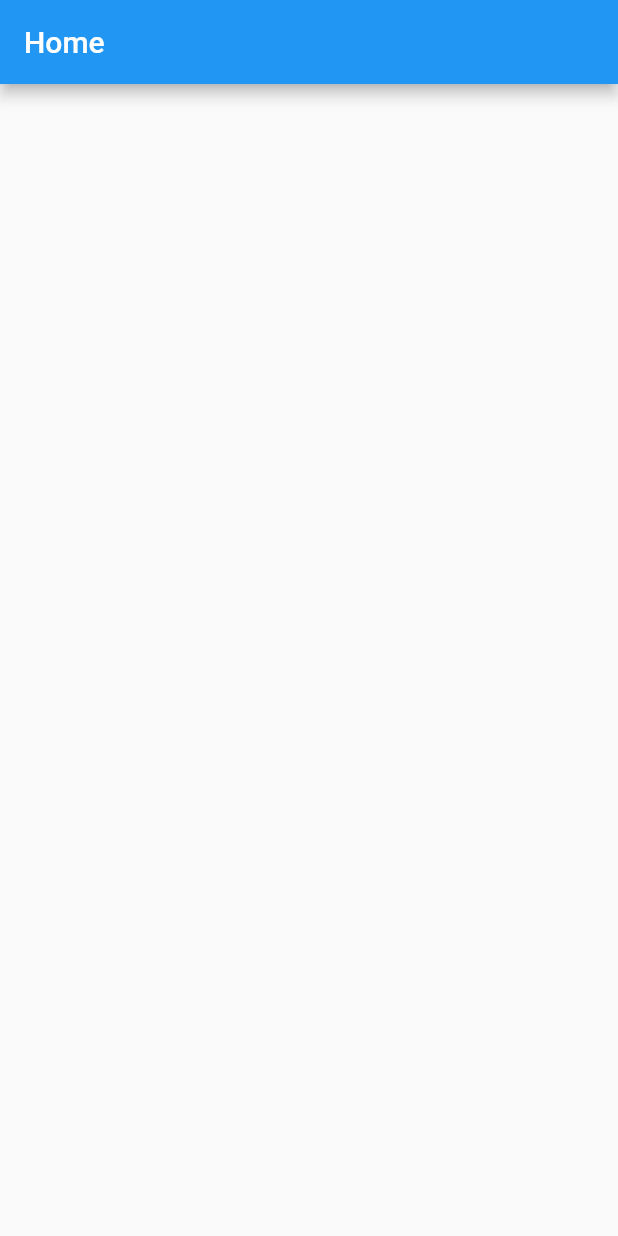
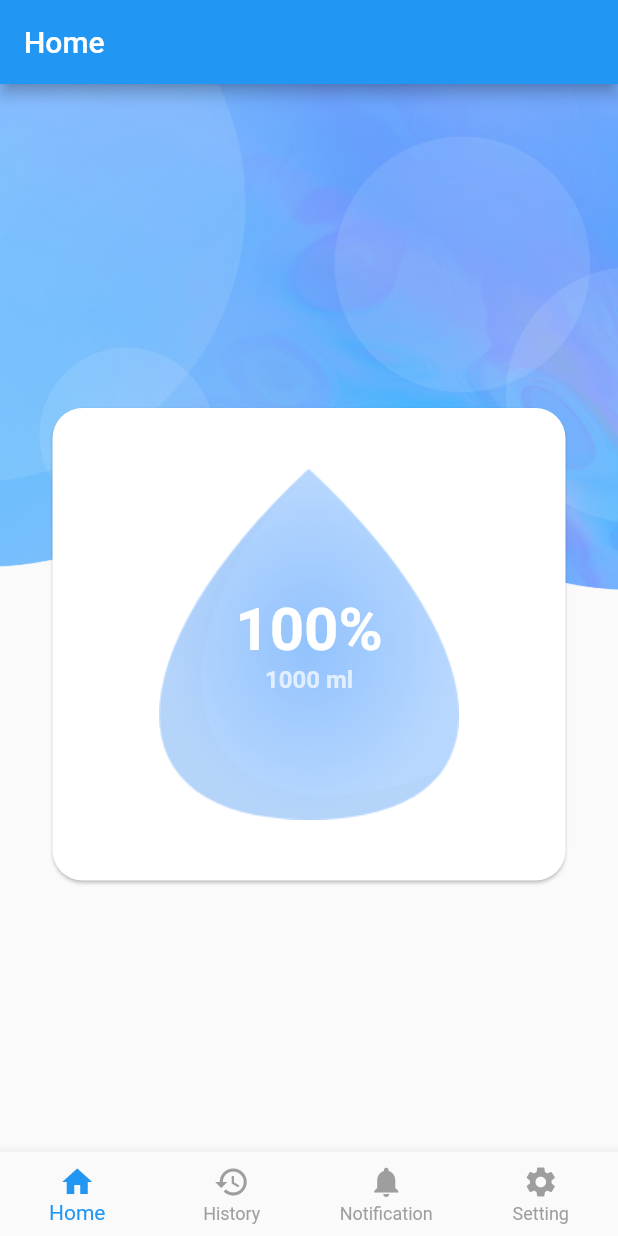
Before and after one commit to MohammadOqool/watermanic_app, a Flutter app: the screen it shows after launch, on a phone screen of 412 x 824 dp. Run offline on Flutter 3.47's test engine with Material 2 defaults, Android fonts, the phone set to English and light mode, and no system bars.

Commit message:
finished splash screen Added Bottom navigation bar in main page designing homePage

```diff
--- a/lib/main.dart
+++ b/lib/main.dart
@@ -1,5 +1,5 @@
 import 'package:flutter/material.dart';
-import 'package:watermanicapp/screens/HomeScreen.dart';
+import 'package:watermanicapp/pages/SplashPage.dart';
 
 void main() => runApp(MyApp());
 
@@ -13,7 +13,7 @@ class MyApp extends StatelessWidget {
       theme: ThemeData(
         primarySwatch: Colors.blue,
       ),
-      home: HomeScreen(),
+      home: SplashPage(),
     );
   }
 }
--- /dev/null
+++ b/lib/pages/HistoryPage.dart
@@ -0,0 +1,12 @@
+import 'package:flutter/material.dart';
+
+class HistoryPage extends StatelessWidget {
+  @override
+  Widget build(BuildContext context) {
+    return Scaffold(
+      body: Container(
+        color: Colors.blue,
+      ),
+    );
+  }
+}
--- /dev/null
+++ b/lib/pages/HomePage.dart
@@ -0,0 +1,62 @@
+import 'package:flutter/material.dart';
+import 'package:watermanicapp/utils/ImagesDrawable.dart';
+
+class HomePage extends StatelessWidget {
+  @override
+  Widget build(BuildContext context) {
+    return Scaffold(
+      body: Stack(
+        children: <Widget>[
+          Container(
+            child: Image.asset(ImagesDrawable.homeImage),
+          ),
+          Align(
+            child: SizedBox(
+              width: double.infinity,
+              height: 350,
+              child: Card(
+                shape: RoundedRectangleBorder(
+                    borderRadius: BorderRadius.circular(20.0)),
+                margin: EdgeInsets.only(top: 35, left: 35, right: 35),
+                child: Stack(
+                  children: <Widget>[
+                    Container(
+                      alignment: Alignment.center,
+                      padding: EdgeInsets.all(25.0),
+                      child: Image.asset(ImagesDrawable.dropBlue),
+                    ),
+                    Column(
+                      mainAxisAlignment: MainAxisAlignment.center,
+                      children: <Widget>[
+                        Container(
+                          alignment: Alignment.center,
+                          child: Text(
+                            "100%",
+                            style: TextStyle(
+                                fontSize: 40,
+                                color: Colors.white,
+                                fontWeight: FontWeight.bold),
+                          ),
+                        ),
+                        Container(
+                          alignment: Alignment.center,
+                          child: Text(
+                            "1000 ml",
+                            style: TextStyle(
+                                fontSize: 16,
+                                color: Colors.white.withOpacity(0.7),
+                                fontWeight: FontWeight.bold),
+                          ),
+                        ),
+                      ],
+                    )
+                  ],
+                ),
+              ),
+            ),
+          ),
+        ],
+      ),
+    );
+  }
+}
--- /dev/null
+++ b/lib/pages/MainPage.dart
@@ -0,0 +1,80 @@
+import 'package:flutter/material.dart';
+import 'package:watermanicapp/pages/HistoryPage.dart';
+import 'package:watermanicapp/pages/NotificationPage.dart';
+import 'package:watermanicapp/widgets/AppBarWidget.dart';
+
+import 'HomePage.dart';
+import 'SettingPage.dart';
+
+class MainPage extends StatefulWidget {
+  @override
+  State<StatefulWidget> createState() {
+    return _MainPageState();
+  }
+}
+
+class _MainPageState extends State<MainPage> {
+  int _currentIndex = 0;
+  String _title = "Home";
+
+  @override
+  Widget build(BuildContext context) {
+    return Scaffold(
+      appBar: AppBarWidget(_title),
+      bottomNavigationBar: BottomNavigationBar(
+        type: BottomNavigationBarType.fixed,
+        onTap: onTabTapped,
+        currentIndex: _currentIndex,
+        selectedItemColor: Colors.blue,
+        unselectedItemColor: Colors.grey,
+        showUnselectedLabels: true,
+        items: [
+          BottomNavigationBarItem(
+            title: Text("Home"),
+            icon: Icon(Icons.home),
+          ),
+          BottomNavigationBarItem(
+            title: Text("History"),
+            icon: Icon(Icons.history),
+          ),
+          BottomNavigationBarItem(
+            title: Text("Notification"),
+            icon: Icon(Icons.notifications),
+          ),
+          BottomNavigationBarItem(
+            title: Text("Setting"),
+            icon: Icon(Icons.settings),
+          ),
+        ],
+      ),
+      body: handlePages(),
+    );
+  }
+
+  void onTabTapped(int index) {
+    setState(() {
+      _currentIndex = index;
+      if (_currentIndex == 0) {
+        _title = "Home";
+      } else if (_currentIndex == 1) {
+        _title = "History";
+      } else if (_currentIndex == 2) {
+        _title = "Notification";
+      } else if (_currentIndex == 3) {
+        _title = "Setting";
+      }
+    });
+  }
+
+  handlePages() {
+    if (_currentIndex == 0) {
+      return HomePage();
+    } else if (_currentIndex == 1) {
+      return HistoryPage();
+    } else if (_currentIndex == 2) {
+      return NotificationPage();
+    } else if (_currentIndex == 3) {
+      return SettingPage();
+    }
+  }
+}
--- /dev/null
+++ b/lib/pages/NotificationPage.dart
@@ -0,0 +1,12 @@
+import 'package:flutter/material.dart';
+
+class NotificationPage extends StatelessWidget {
+  @override
+  Widget build(BuildContext context) {
+    return Scaffold(
+      body: Container(
+        color:Colors.black,
+      ),
+    );
+  }
+}
--- /dev/null
+++ b/lib/pages/SettingPage.dart
@@ -0,0 +1,12 @@
+import 'package:flutter/material.dart';
+
+class SettingPage extends StatelessWidget {
+  @override
+  Widget build(BuildContext context) {
+    return Scaffold(
+      body: Container(
+        color: Colors.red,
+      ),
+    );
+  }
+}
--- /dev/null
+++ b/lib/pages/SplashPage.dart
@@ -0,0 +1,32 @@
+import 'dart:async';
+
+import 'package:flutter/material.dart';
+import 'package:flutter/services.dart';
+import 'package:watermanicapp/pages/MainPage.dart';
+import 'package:watermanicapp/utils/ImagesDrawable.dart';
+
+class SplashPage extends StatelessWidget {
+  @override
+  Widget build(BuildContext context) {
+    SystemChrome.setSystemUIOverlayStyle(SystemUiOverlayStyle(
+      statusBarColor: Colors.transparent,
+    ));
+
+    Future.delayed(Duration(seconds: 3), () => Navigator.of(context).pushReplacement(MaterialPageRoute(
+        builder: (BuildContext context) => MainPage())));
+/*
+    Timer(
+        Duration(seconds: 3),
+        () => Navigator.of(context).pushReplacement(MaterialPageRoute(
+            builder: (BuildContext context) => MainScreen())));
+*/
+
+    return Scaffold(
+      body: Container(
+        child: Image.asset(
+          ImagesDrawable.splashImage,
+        ),
+      ),
+    );
+  }
+}
--- a/lib/screens/HomeScreen.dart
+++ /dev/null
@@ -1,12 +0,0 @@
-import 'package:flutter/material.dart';
-import 'package:watermanicapp/widgets/AppBarWidget.dart';
-
-
-class HomeScreen extends StatelessWidget{
-  @override
-  Widget build(BuildContext context) {
-    return Scaffold(
-      appBar: AppBarWidget("Home"),
-    );
-  }
-}
--- /dev/null
+++ b/lib/utils/ImagesDrawable.dart
@@ -0,0 +1,9 @@
+
+
+class ImagesDrawable {
+
+  static String splashImage = "assets/images/spalsh_image.png";
+  static String homeImage = "assets/images/top_background.png";
+  static String dropBlue = "assets/images/drop-blue.png";
+
+}
--- a/pubspec.yaml
+++ b/pubspec.yaml
@@ -39,7 +39,9 @@ flutter:
   # included with your application, so that you can use the icons in
   # the material Icons class.
   uses-material-design: true
-
+  assets:
+  - assets/images/
+  - assets/buttons/
   # To add assets to your application, add an assets section, like this:
   # assets:
   #  - images/a_dot_burr.jpeg
```
Also changed, not shown: assets/buttons/2.0x/add_drink.png (added), assets/buttons/2.0x/close_menu.png (added), assets/buttons/3.0x/add_drink.png (added), assets/buttons/3.0x/close_menu.png (added), assets/buttons/add_drink.png (added), assets/buttons/close_menu.png (added), assets/images/drop-blue.png (added), assets/images/spalsh_image.png (added), assets/images/top_background.png (added), 10 other files.
